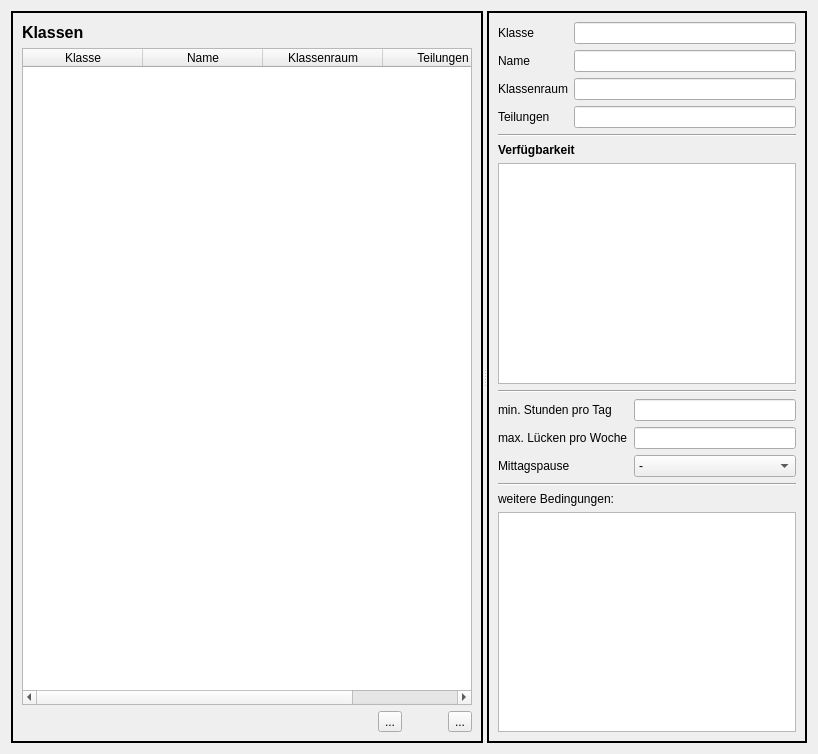
Before: the Qt Designer form wz-data/ui/class_editor.ui in gradgrind/WZ3, drawn with Qt 5.
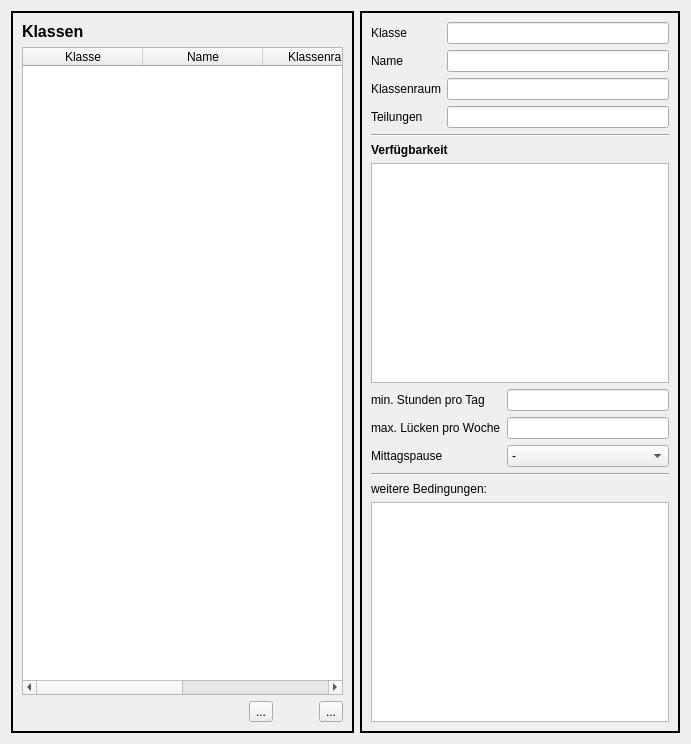
After: the same form once the commit is applied. Icons and pictures are not drawn. Custom widgets are drawn as their Qt base class.

Commit message: Update main window

Diff of the .ui file:
```diff
--- a/wz-data/ui/class_editor.ui
+++ b/wz-data/ui/class_editor.ui
@@ -6,8 +6,8 @@
    <rect>
     <x>0</x>
     <y>0</y>
-    <width>818</width>
-    <height>754</height>
+    <width>691</width>
+    <height>744</height>
    </rect>
   </property>
   <property name="sizePolicy">
@@ -16,6 +16,12 @@
     <verstretch>0</verstretch>
    </sizepolicy>
   </property>
+  <property name="minimumSize">
+   <size>
+    <width>0</width>
+    <height>0</height>
+   </size>
+  </property>
   <property name="mouseTracking">
    <bool>false</bool>
   </property>
@@ -24,31 +30,6 @@
   </property>
   <layout class="QHBoxLayout" name="horizontalLayout_4">
    <item>
-    <widget class="QSplitter" name="splitter">
-     <property name="maximumSize">
-      <size>
-       <width>16777215</width>
-       <height>16777215</height>
-      </size>
-     </property>
-     <property name="frameShape">
-      <enum>QFrame::NoFrame</enum>
-     </property>
-     <property name="frameShadow">
-      <enum>QFrame::Plain</enum>
-     </property>
-     <property name="lineWidth">
-      <number>1</number>
-     </property>
-     <property name="midLineWidth">
-      <number>0</number>
-     </property>
-     <property name="orientation">
-      <enum>Qt::Horizontal</enum>
-     </property>
-     <property name="childrenCollapsible">
-      <bool>false</bool>
-     </property>
      <widget class="QFrame" name="frame_l">
       <property name="frameShape">
        <enum>QFrame::Box</enum>
@@ -64,7 +45,7 @@
       </property>
       <layout class="QVBoxLayout" name="verticalLayout_2">
        <item>
-        <layout class="QHBoxLayout" name="horizontalLayout" stretch="0,0">
+       <layout class="QHBoxLayout" name="horizontalLayout" stretch="0">
          <item>
           <widget class="QLabel" name="label">
            <property name="font">
@@ -78,19 +59,6 @@
            </property>
           </widget>
          </item>
-         <item>
-          <spacer name="horizontalSpacer_2">
-           <property name="orientation">
-            <enum>Qt::Horizontal</enum>
-           </property>
-           <property name="sizeHint" stdset="0">
-            <size>
-             <width>40</width>
-             <height>20</height>
-            </size>
-           </property>
-          </spacer>
-         </item>
         </layout>
        </item>
        <item>
@@ -210,6 +178,8 @@
        </item>
       </layout>
      </widget>
+   </item>
+   <item>
      <widget class="QFrame" name="frame_r">
       <property name="enabled">
        <bool>true</bool>
@@ -226,7 +196,7 @@
       <property name="lineWidth">
        <number>2</number>
       </property>
-      <layout class="QVBoxLayout" name="verticalLayout">
+     <layout class="QVBoxLayout" name="verticalLayout" stretch="0,0,0,0,0,0,0,0">
        <item>
         <layout class="QFormLayout" name="formLayout">
          <item row="0" column="0">
@@ -317,18 +287,17 @@
        </item>
        <item>
         <widget class="EdiTableWidget" name="AVAILABLE">
+        <property name="minimumSize">
+         <size>
+          <width>0</width>
+          <height>150</height>
+         </size>
+        </property>
          <property name="toolTip">
           <string>&lt;html&gt;&lt;head/&gt;&lt;body&gt;&lt;p&gt;Die „Verfügbarkeit“ der Klasse kann für jede Stunde angegeben werden. Mögliche Werte sind „-“ (steht definitiv nicht zur Verfügung) über 1, 2, 3, ... 9 bis „+“ (steht ohne Einschränkung zur Verfügung).&lt;/p&gt;&lt;/body&gt;&lt;/html&gt;</string>
          </property>
         </widget>
        </item>
-       <item>
-        <widget class="Line" name="line_2">
-         <property name="orientation">
-          <enum>Qt::Horizontal</enum>
-         </property>
-        </widget>
-       </item>
        <item>
         <layout class="QFormLayout" name="formLayout_2">
          <item row="0" column="0">
@@ -433,13 +402,15 @@
        </item>
        <item>
         <widget class="QTextEdit" name="constraints">
-         <property name="textInteractionFlags">
-          <set>Qt::TextSelectableByKeyboard|Qt::TextSelectableByMouse</set>
+        <property name="minimumSize">
+         <size>
+          <width>0</width>
+          <height>0</height>
+         </size>
          </property>
         </widget>
        </item>
       </layout>
-     </widget>
     </widget>
    </item>
   </layout>
```
Left out of the diff: 2 changed lines with no effect on the pictures. Lines whose indentation alone changed are shown as unchanged. The commit also changes 3 other files.
